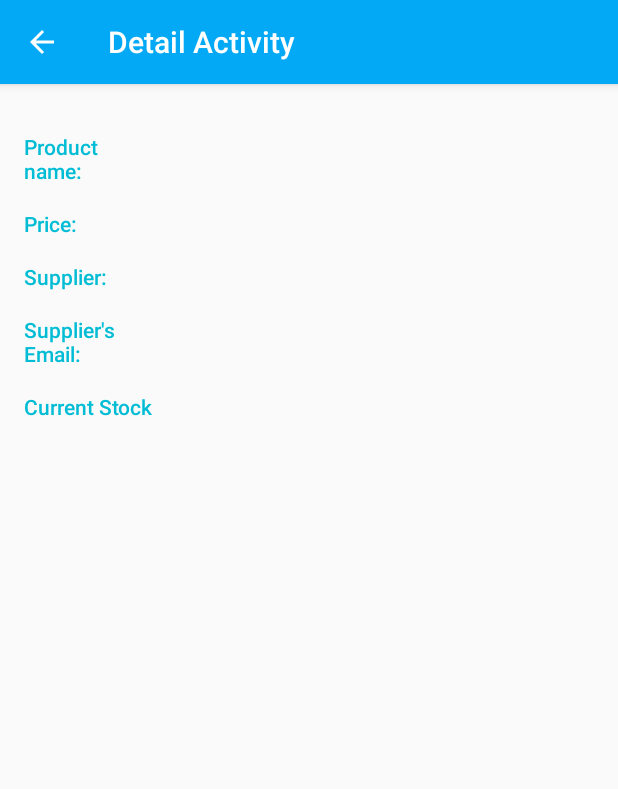
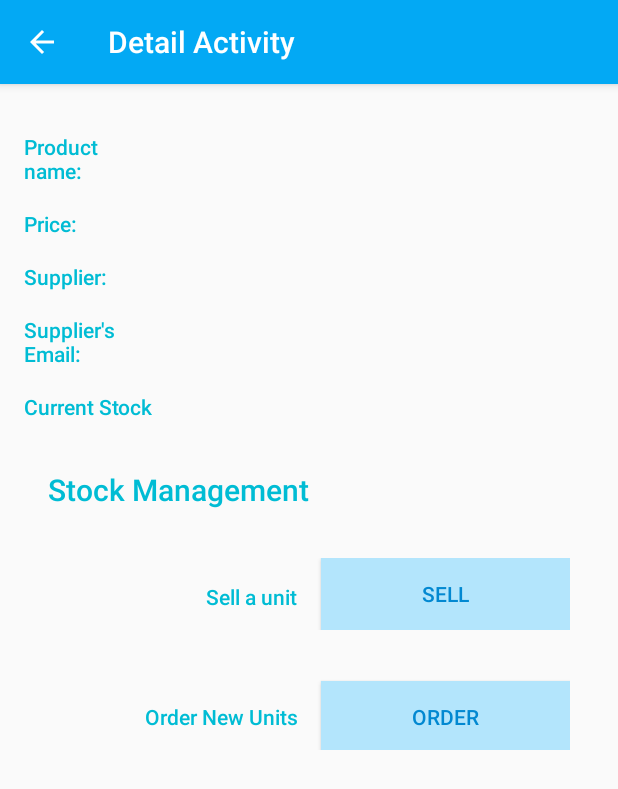
Before and after one commit to FeRm00/InventoryApp, an Android app: the DetailActivity screen opened directly, with no data from a screen before it, on a phone screen of 412 x 824 dp. Shown: the top 789 px of the screen. Run offline under Robolectric (Android 15) with nearby library versions, the phone set to English and light mode, and no system bars.

Commit message:
activity_detail minor changes

```diff
--- a/app/src/main/java/com/kikisnight/inventoryapp/InventoryCursorAdapter.java
+++ b/app/src/main/java/com/kikisnight/inventoryapp/InventoryCursorAdapter.java
@@ -11,9 +11,9 @@ import android.view.ViewGroup;
 import android.widget.Button;
 import android.widget.CursorAdapter;
 import android.widget.TextView;
+import static android.R.attr.id;
 
 import com.kikisnight.inventoryapp.data.InventoryContract.InventoryEntry;
-
 
 
 /**
--- a/app/src/main/res/layout/activity_detail.xml
+++ b/app/src/main/res/layout/activity_detail.xml
@@ -92,4 +92,60 @@
                 style="@style/EditorFieldStyle" />
     </LinearLayout>
 
+    <LinearLayout
+        android:layout_width="match_parent"
+        android:layout_height="wrap_content"
+        android:orientation="vertical">
+
+        <TextView
+            android:layout_width="wrap_content"
+            android:layout_height="wrap_content"
+            style="@style/CategoryStyle"
+            android:layout_margin="@dimen/activity_margin"
+            android:textSize="@dimen/tittle"
+            android:text="@string/category_manager"/>
+
+        <LinearLayout
+            android:layout_width="match_parent"
+            android:layout_height="wrap_content"
+            android:layout_margin="@dimen/activity_margin"
+            android:orientation="horizontal">
+
+            <TextView
+                style="@style/CategoryStyle"
+                android:gravity="right"
+                android:layout_weight="3"
+                android:layout_gravity="center_horizontal"
+                android:text="@string/sell_product"/>
+
+            <Button
+                style="@style/ButtonStyle"
+                android:background="@color/colorPrimaryLight"
+                android:text="@string/action_sell"/>
+
+        </LinearLayout>
+        <LinearLayout
+            android:layout_width="match_parent"
+            android:layout_height="wrap_content"
+            android:layout_margin="@dimen/activity_margin"
+            android:orientation="horizontal">
+
+            <TextView
+                android:id="@+id/textView"
+                style="@style/CategoryStyle"
+                android:layout_weight="3"
+                android:gravity="right"
+                android:text="@string/order_product" />
+
+            <Button
+                style="@style/ButtonStyle"
+                android:background="@color/colorPrimaryLight"
+                android:text="@string/action_order"/>
+
+        </LinearLayout>
+
+    </LinearLayout>
+
+
+
 </LinearLayout>
--- a/app/src/main/res/values/dimens.xml
+++ b/app/src/main/res/values/dimens.xml
@@ -5,4 +5,7 @@
 
     <!-- Common margin value used throughout the app -->
     <dimen name="activity_margin">16dp</dimen>
+
+    <!-- Text Dimensions -->
+    <dimen name="tittle">20sp</dimen>
 </resources>
--- a/app/src/main/res/values/strings.xml
+++ b/app/src/main/res/values/strings.xml
@@ -60,4 +60,11 @@
     <string name="detail_activity">Detail Activity</string>
     <string name="supplier">Supplier:</string>
 
+    <!-- Text for the activity_detail.xml -->
+    <string name="category_manager">Stock Management</string>
+    <string name="sell_product">Sell a unit</string>
+    <string name="action_sell">Sell</string>
+    <string name="order_product">Order New Units</string>
+    <string name="action_order">Order</string>
+
 </resources>
--- a/app/src/main/res/values/styles.xml
+++ b/app/src/main/res/values/styles.xml
@@ -36,4 +36,14 @@
         <item name="android:textAppearance">?android:textAppearanceMedium</item>
     </style>
 
+    <!-- Style for the Buttons -->
+    <style name="ButtonStyle">
+        <item name="android:layout_height">wrap_content</item>
+        <item name="android:layout_width">0dp</item>
+        <item name="android:layout_weight">3</item>
+        <item name="android:textAllCaps">true</item>
+        <item name="android:background">@color/colorPrimaryLight</item>
+        <item name="android:textColor">@color/colorPrimaryDark</item>
+    </style>
+
 </resources>
```
